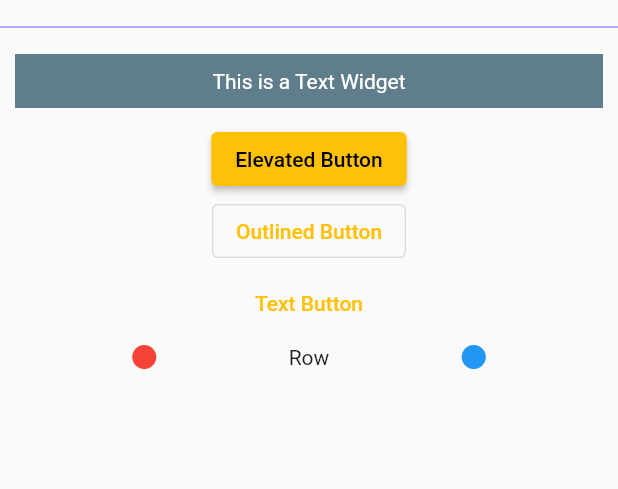
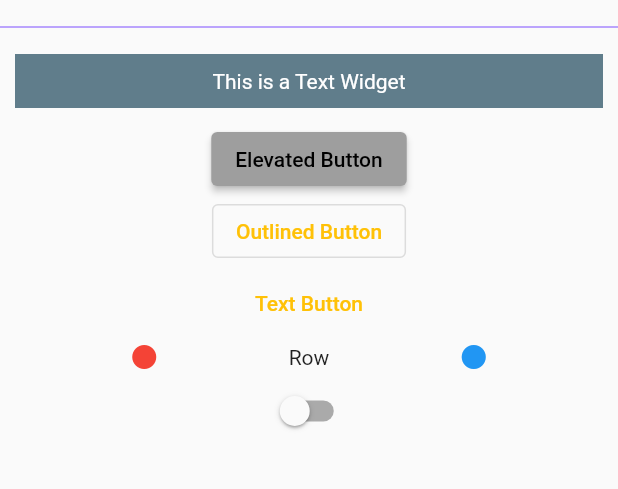
Before and after one commit to nevarwin/Flutter-3.0, a Flutter app: the LearFlutterPage screen opened directly, on a phone screen of 412 x 824 dp, the part 534-1023 px from its top. Run offline on Flutter 3.47's test engine with Material 2 defaults, Android fonts, the phone set to English and light mode, and no system bars.

Commit message:
switch with elavated button styling

```diff
--- a/flutter3/lib/learn_flutter_page.dart
+++ b/flutter3/lib/learn_flutter_page.dart
@@ -9,6 +9,7 @@ class LearFlutterPage extends StatefulWidget {
 }
 
 class _LearFlutterPageState extends State<LearFlutterPage> {
+  bool isSwitch = false;
   @override
   Widget build(BuildContext context) {
     return Scaffold(
@@ -53,6 +54,9 @@ class _LearFlutterPageState extends State<LearFlutterPage> {
             ),
           ),
           ElevatedButton(
+            style: ElevatedButton.styleFrom(
+              backgroundColor: isSwitch ? Colors.amber : Colors.grey,
+            ),
             onPressed: () {
               debugPrint('Elavated Button Pushed');
             },
@@ -90,6 +94,11 @@ class _LearFlutterPageState extends State<LearFlutterPage> {
               ],
             ),
           ),
+          Switch(
+              value: isSwitch,
+              onChanged: (bool newBool) {
+                setState(() => isSwitch = newBool);
+              })
         ],
       ),
     );
```
